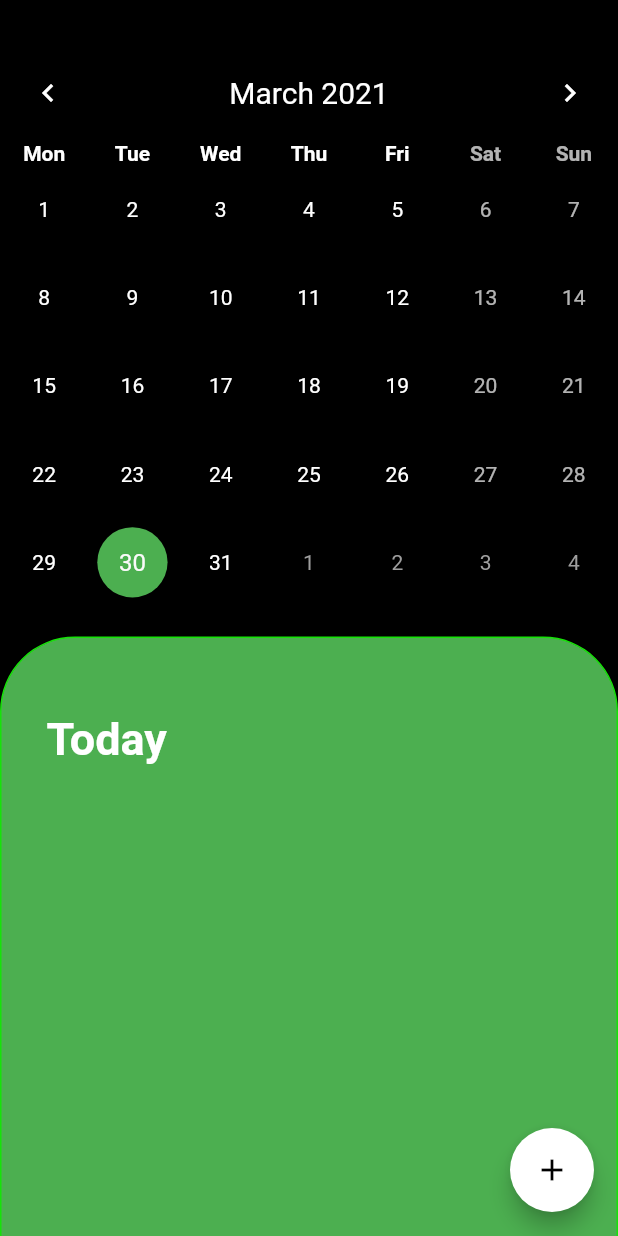
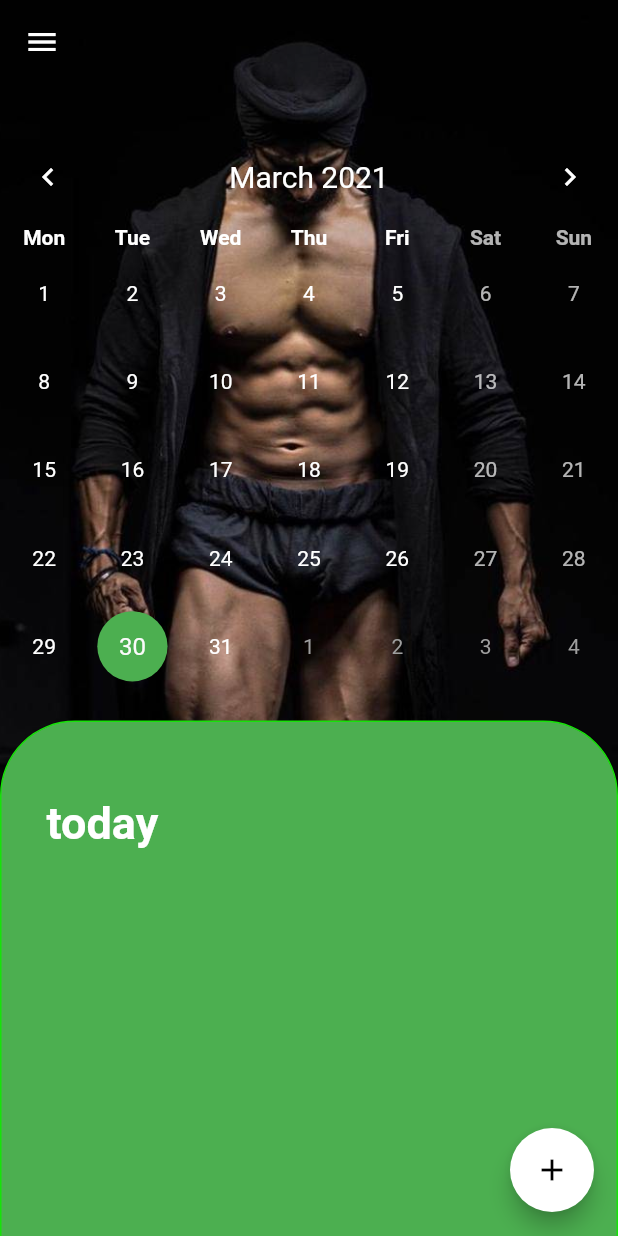
Before and after one commit to rGradov/flutter-trainer-app, a Flutter app: the HomeScreen screen opened directly, after a tap on "timetable", on a phone screen of 412 x 824 dp. Run offline on Flutter 3.47's test engine with Material 2 defaults, Android fonts, the phone set to English and light mode, and no system bars; drawn by our look-alikes of table_calendar; our stand-ins replace easy_localization, form_field_validator.

Commit message:
making bgimg for calendar

```diff
--- a/assets/translations/en-US.json
+++ b/assets/translations/en-US.json
@@ -18,7 +18,9 @@
   "payment": "payment",
   "timetable": "timetable",
   "Statistics": "Statistics",
+  "workouts":"workouts",
   "valid-email": "Input correct email",
   "valid-pswd": "Input coorect password",
-  "btn-change-lang": "Set locale to"
+  "btn-change-lang": "Set locale to",
+  "today":"today"
 }
--- a/assets/translations/ru-RU.json
+++ b/assets/translations/ru-RU.json
@@ -17,8 +17,10 @@
   "trainer": "тренер",
   "payment": "оплата",
   "timetable": "рассписание",
-  "Statistics": "Статистика",
+  "workouts": "тренировки",
+  "statistics": "Статистика",
   "valid-email": "введите корректную почту",
   "valid-pswd": "Введите корректный пароль ",
-  "btn-change-lang": "Изменить язык на"
+  "btn-change-lang": "Изменить язык на",
+  "today": "сегодня"
 }
--- a/lib/screens/home/homescreen.dart
+++ b/lib/screens/home/homescreen.dart
@@ -1,14 +1,39 @@
 import 'package:flutter/material.dart';
-
+import 'package:workout_app/const/const.dart';
+import 'package:workout_app/shared/hamburgermenu.dart';
+import 'package:easy_localization/easy_localization.dart';
 import 'widget/body.dart';
 
 class HomeScreen extends StatelessWidget {
   @override
   Widget build(BuildContext context) {
     return Container(
+      decoration: BoxDecoration(
+        image: DecorationImage(
+          image: AssetImage("assets/background.jpg"),
+          fit: BoxFit.cover,
+        ),
+      ),
       child: Scaffold(
+        appBar: AppBar(
+           centerTitle: true,
+          title: Text(
+          "trainer".tr().toString(),
+          // text
+          textAlign: TextAlign.center,
+          style: TextStyle(
 
+            color: MainColor,
+            fontSize: 50,
+            fontWeight: FontWeight.w400,
+            decoration: TextDecoration.underline,
+          ),
+        ),
+          backgroundColor: Colors.transparent,
+        ),
+        backgroundColor: Colors.transparent,
         body: Body(),
+        drawer: HamburgerMenu(),
       ),
     );
   }
--- a/lib/screens/home/widget/body.dart
+++ b/lib/screens/home/widget/body.dart
@@ -11,11 +11,6 @@ class Body extends StatelessWidget {
   @override
   Widget build(BuildContext context) {
     return Container(
-      width: double.infinity,
-      decoration: BoxDecoration(
-        image: DecorationImage(
-            image: AssetImage('assets/background.jpg'), fit: BoxFit.cover),
-      ),
       child: MainText(),
     );
   }
@@ -32,13 +27,13 @@ class MainText extends StatelessWidget {
       child: Column(
         children: [
           new Expanded(
-            child: HeaderTxt(),
+            child: Column(),
             flex: 1,
           ),
           new Expanded(
             child: Column(
                 //mainAxisAlignment:MainAxisAlignment.,
-
+                crossAxisAlignment: CrossAxisAlignment.end,
                 children: [Navigations()]),
             flex: 2,
           )
@@ -57,17 +52,17 @@ class HeaderTxt extends StatelessWidget {
   Widget build(BuildContext context) {
     return Column(
       children: [
-        Text(
-          "trainer".tr().toString(),
-          // text
-          textAlign: TextAlign.center,
-          style: TextStyle(
-            color: MainColor,
-            fontSize: 40,
-            fontWeight: FontWeight.w400,
-            decoration: TextDecoration.underline,
-          ),
-        ),
+        // Text(
+        //   "trainer".tr().toString(),
+        //   // text
+        //   textAlign: TextAlign.center,
+        //   style: TextStyle(
+        //     color: MainColor,
+        //     fontSize: 40,
+        //     fontWeight: FontWeight.w400,
+        //     decoration: TextDecoration.underline,
+        //   ),
+        // ),
       ],
     );
   }
@@ -82,23 +77,44 @@ class Navigations extends StatelessWidget {
   Widget build(BuildContext context) {
     var textStyle = TextStyle(
       color: Colors.white,
-      fontSize: 25,
+      fontSize: 35,
       fontWeight: FontWeight.w400,
       decoration: TextDecoration.underline,
     );
-    return Column(
-      mainAxisAlignment: MainAxisAlignment.start,
+    return Container(
+      width: MediaQuery.of(context).size.width,
+      // color: Colors.red,
+      alignment: Alignment.topLeft,
+      child: Column(
+        children: <Widget>[
+          Column(
+            crossAxisAlignment: CrossAxisAlignment.start,
             children: [
-        Text(
+              Container(
+                      padding: const EdgeInsets.only(left: 10,),
+                alignment: FractionalOffset.centerLeft,
+                child: Padding(
+                  padding: const EdgeInsets.only(bottom: 5),
+                  child: GestureDetector(
+                    child: Text(
                       "payment".tr().toString(),
+                      textAlign: TextAlign.left,
                       style: textStyle,
                     ),
-        Padding(
-          padding: EdgeInsets.all(10),
+                    onTap: () {},
+                  ),
+                ),
+              ),
+            ],
+          ),
+          Container(
+                            padding: const EdgeInsets.only(left: 10,),
+            alignment: FractionalOffset.centerLeft,
+            child: Padding(
+              padding: EdgeInsets.only( bottom: 10),
               child: GestureDetector(
-                child: Text(
-                  "timetable".tr().toString(),
-                  style:textStyle),
+                child: Text("timetable".tr().toString(),
+                    textAlign: TextAlign.left, style: textStyle),
                 onTap: () {
                   Navigator.push(
                     context,
@@ -106,9 +122,44 @@ class Navigations extends StatelessWidget {
                   );
                 },
               ),
-
+            ),
+          ),
+          Container(
+            padding: const EdgeInsets.only(left: 10,),
+            alignment: FractionalOffset.centerLeft,
+            child: Padding(
+              padding: EdgeInsets.only( bottom: 10),
+              child: GestureDetector(
+                child: Text("workouts".tr().toString(),
+                    textAlign: TextAlign.left, style: textStyle),
+                onTap: () {
+                  // Navigator.push(
+                  //   context,
+                  //   MaterialPageRoute(builder: (context) => TimetableScreen()),
+                  // );
+                },
+              ),
+            ),
+          ),
+          Container(
+            padding: const EdgeInsets.only(left: 10,),
+            alignment: FractionalOffset.centerLeft,
+            child: Padding(
+              padding: EdgeInsets.only( bottom: 10),
+              child: GestureDetector(
+                child: Text("statistics".tr().toString(),
+                    textAlign: TextAlign.left, style: textStyle),
+                onTap: () {
+                  // Navigator.push(
+                  //   context,
+                  //   MaterialPageRoute(builder: (context) => TimetableScreen()),
+                  // );
+                },
+              ),
+            ),
           ),
         ],
+      ),
     );
   }
 }
--- a/lib/screens/timetable/timetablescreen.dart
+++ b/lib/screens/timetable/timetablescreen.dart
@@ -1,17 +1,25 @@
 import 'package:flutter/material.dart';
 import 'package:workout_app/screens/timetable/widget/body.dart';
+import 'package:workout_app/shared/hamburgermenu.dart';
 
 class TimetableScreen extends StatelessWidget {
   @override
   Widget build(BuildContext context) {
     return Container(
-        width: double.infinity,
-      decoration: BoxDecoration(
+       decoration: BoxDecoration(
         image: DecorationImage(
-            image: AssetImage('assets/background.jpg'), fit: BoxFit.cover),
+          image: AssetImage("assets/background.jpg"),
+          fit: BoxFit.cover,
+        ),
       ),
-      child: BodyTimeTable(),
-      );
-
+      child: Scaffold(
+        appBar: AppBar(
+          backgroundColor: Colors.transparent,
+        ),
+        backgroundColor: Colors.transparent,
+        body: BodyTimeTable(),
+        drawer: HamburgerMenu(),
+      ),
+    );
   }
 }
--- a/lib/screens/timetable/widget/body.dart
+++ b/lib/screens/timetable/widget/body.dart
@@ -33,7 +33,7 @@ class _BodyTimeTableState extends State<BodyTimeTable> {
   @override
   Widget build(BuildContext context) {
     return Scaffold(
-      backgroundColor: Colors.black,
+      backgroundColor: Colors.transparent,
       body: SafeArea(
         child: SingleChildScrollView(
           child: Column(
@@ -107,7 +107,7 @@ class _BodyTimeTableState extends State<BodyTimeTable> {
                         Padding(
                           padding: EdgeInsets.only(top: 50),
                           child: Text(
-                            'Today', //fix this
+                            'today'.tr().toString(),
                             style: TextStyle(
                               color: Colors.white,
                               fontSize: 30,
--- /dev/null
+++ b/lib/shared/hamburgermenu.dart
@@ -0,0 +1,48 @@
+import 'package:flutter/material.dart';
+import 'package:workout_app/const/const.dart';
+import 'package:easy_localization/easy_localization.dart';
+import 'package:workout_app/screens/auth/authscreen.dart';
+
+class HamburgerMenu extends StatelessWidget {
+  @override
+  Widget build(BuildContext context) {
+    return Drawer(
+      child: Container(
+        color: Colors.black,
+        child: ListView(
+          // padding: EdgeInsets.zero,
+          children: <Widget>[
+            // ListTile(
+            //   leading: Icon(
+            //     Icons.exit_to_app,
+            //     color: MainColor,
+            //   ),
+            //   title: Text(
+            //     'Logout',
+            //     style: TextStyle(color: Colors.white),
+            //   ),
+            //   onTap: () => {Navigator.of(context).pop()},
+            // ),
+            ListTile(
+              leading: Icon(
+                Icons.account_circle,
+                color: MainColor,
+              ),
+              title: Text(
+                "login-btn-text".tr().toString(),
+                style: TextStyle(color: Colors.white),
+              ),
+              onTap: () => {
+                Navigator.push(
+                    context,
+                    MaterialPageRoute(
+                      builder: (context) => AuthScreen(),
+                    ))
+              },
+            )
+          ],
+        ),
+      ),
+    );
+  }
+}
```
Lines whose indentation alone changed are shown as unchanged.
